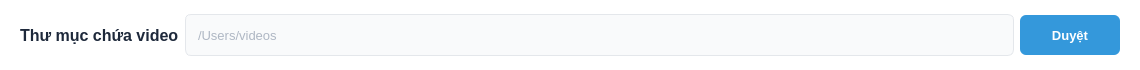
Old version of the form src/ui/qt_designer/main_tab/folder_selection.ui in the repository henrylenguyen/telegram-video-uploader.
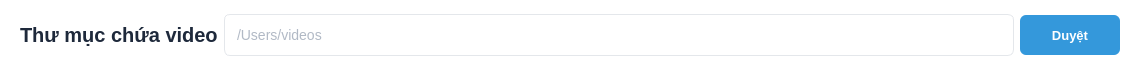
New version of the form.

Commit message: Refactor font sizes and background colors in UI files

```diff
--- a/src/ui/qt_designer/main_tab/folder_selection.ui
+++ b/src/ui/qt_designer/main_tab/folder_selection.ui
@@ -20,18 +20,19 @@
 }
 
 QLabel {
-    font-size: 16px;
+    font-size: 20px;
     font-weight: bold;
     color: #1E293B;
+    background-color: transparent;
 }
 
 QLineEdit {
     border: 1px solid #E4E7EB;
     border-radius: 6px;
     padding: 10px;
-    background-color: #F9FAFB;
+    background-color: #FFFFFF;
     height: 20px;
-    font-size: 13px;
+    font-size: 14px;
     color: #64748B;
 }
 
```
The commit also changes 18 other files.
